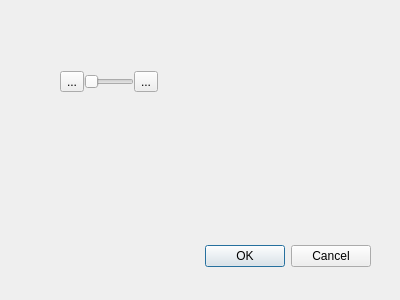
First picture: the form in Test.ui, repository DJI007/PhotoViewer-4, before the edit.
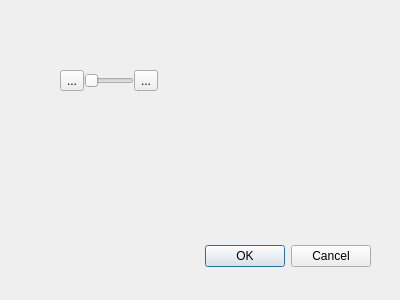
Second picture: the form after the edit.

The edit to the form file:
```diff
--- a/Test.ui
+++ b/Test.ui
@@ -34,8 +34,8 @@
     <rect>
      <x>60</x>
      <y>70</y>
-     <width>98</width>
-     <height>24</height>
+     <width>101</width>
+     <height>21</height>
     </rect>
    </property>
    <layout class="QHBoxLayout" name="horizontalLayout">
@@ -43,7 +43,7 @@
      <number>0</number>
     </property>
     <item>
-     <widget class="QToolButton" name="toolButton_2">
+     <widget class="QToolButton" name="toolButton">
       <property name="text">
        <string>...</string>
       </property>
@@ -69,7 +69,7 @@
      </widget>
     </item>
     <item>
-     <widget class="QToolButton" name="toolButton">
+     <widget class="QToolButton" name="toolButton_2">
       <property name="text">
        <string>...</string>
       </property>
```
Left out of the diff: 11 changed lines with no effect on the pictures.
